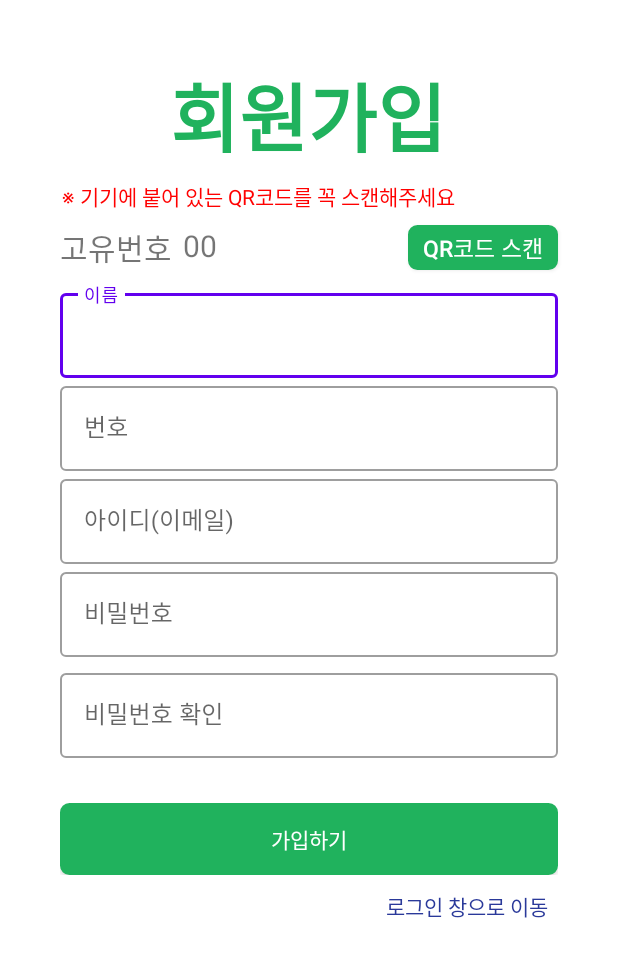
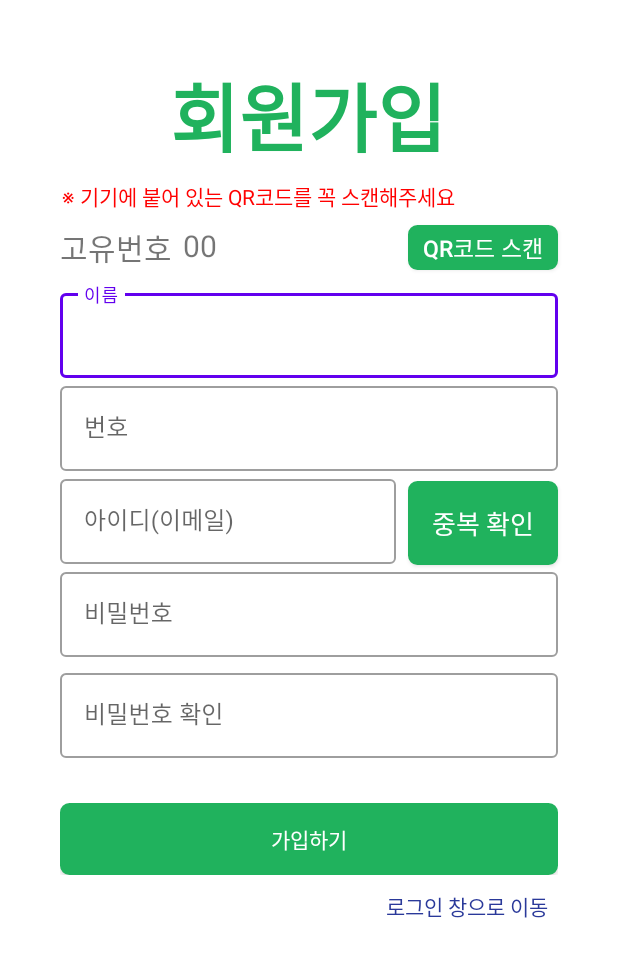
Before and after one commit to ggasin/PlantProject2, an Android app: the RegisterActivity screen opened directly, with no data from a screen before it, on a phone screen of 412 x 824 dp. Shown: the top 957 px of the screen. Run offline under Robolectric (Android 15) with nearby library versions, the phone set to English and light mode, and no system bars; our stand-ins replace Firebase (no records; nobody signed in at launch, a user with empty details on screens opened directly); libraries missing offline, so code that uses them is left out: com.google.zxing.integration; 1 statement that could not run was skipped.

Commit message:
회원가입 중복검사 완료

```diff
--- a/app/src/main/res/layout/activity_register.xml
+++ b/app/src/main/res/layout/activity_register.xml
@@ -99,8 +99,9 @@
         android:layout_height="wrap_content"
         android:layout_marginLeft="40dp"
         android:layout_marginRight="40dp"
+        android:hint="아이디(이메일)"
 
-        android:hint="아이디(이메일)"
+        android:orientation="horizontal"
         app:layout_constraintHorizontal_bias="0.0"
         app:layout_constraintLeft_toLeftOf="parent"
         app:layout_constraintRight_toRightOf="parent"
@@ -108,8 +109,8 @@
 
         <com.google.android.material.textfield.TextInputEditText
             android:id="@+id/reg_edit_emailId"
-            android:layout_width="match_parent"
-            android:layout_height="wrap_content"
+            android:layout_width="224dp"
+            android:layout_height="match_parent"
             android:inputType="textEmailAddress"
 
             />
@@ -279,5 +280,20 @@
         app:layout_constraintTop_toTopOf="parent"
         app:layout_constraintVertical_bias="0.0" />
 
+    <androidx.appcompat.widget.AppCompatButton
+        android:id="@+id/idOverlap_btn"
+        android:layout_width="100dp"
+        android:layout_height="56dp"
+        android:background="@drawable/btn_login_register"
+        android:text="중복 확인"
+        android:textColor="@color/white"
+        android:textSize="17dp"
+        app:layout_constraintBottom_toBottomOf="parent"
+        app:layout_constraintEnd_toEndOf="parent"
+        app:layout_constraintHorizontal_bias="0.871"
+        app:layout_constraintStart_toStartOf="parent"
+        app:layout_constraintTop_toBottomOf="@+id/numberInputLayout"
+        app:layout_constraintVertical_bias="0.015" />
+
 
 </androidx.constraintlayout.widget.ConstraintLayout>
```
Also changed, not shown: app/src/main/java/com/example/plantproject/RegisterActivity.java (+85 -20 lines).
